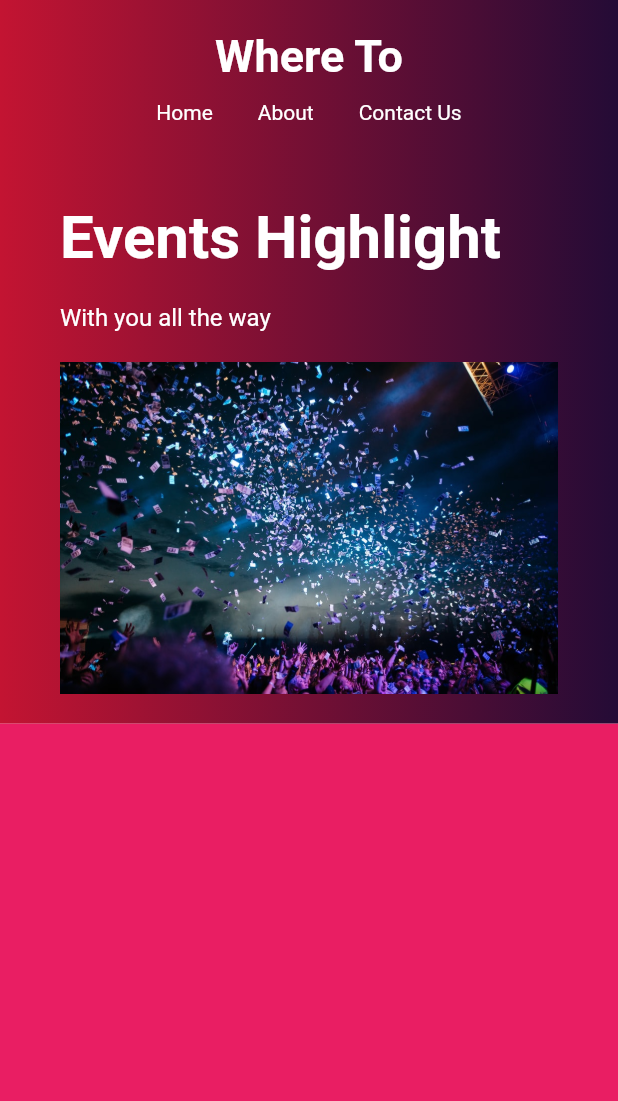
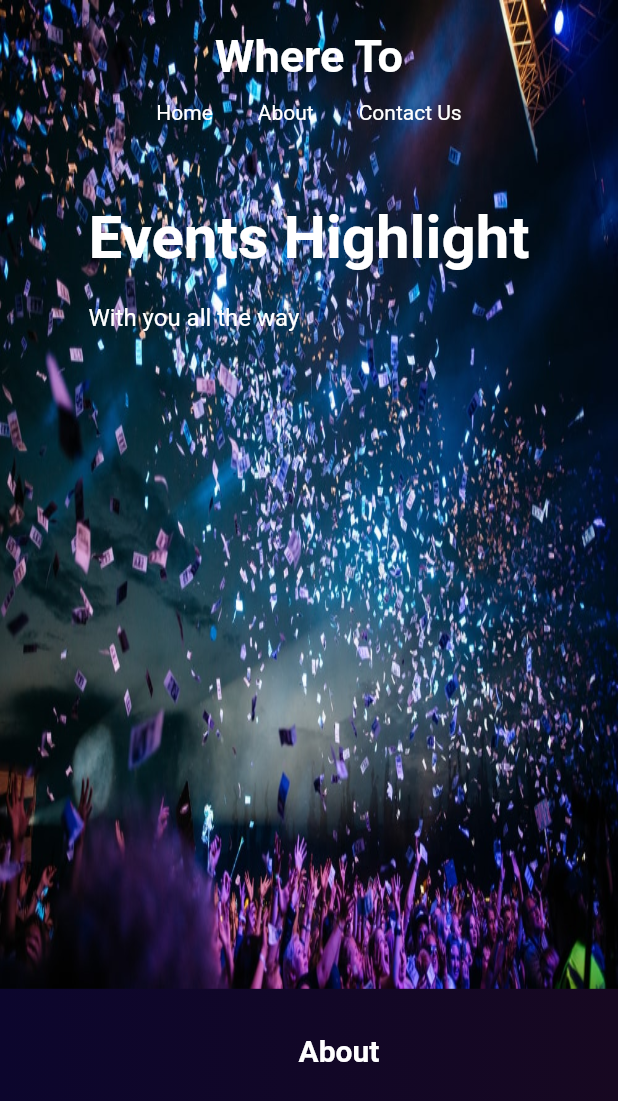
Before and after one commit to Anthony-10/where_to, a Flutter app: the screen it shows after launch, on a phone screen of 412 x 824 dp. Shown: the top 1101 px of the screen. Run offline on Flutter 3.47's test engine with Material 2 defaults, Android fonts, the phone set to English and light mode, and no system bars.

Commit message:
1.updated landing_page.dart, main.dart, nav_bar.dart 2. Added about_page.dart, contactUs_page.dart, home_page.dart

```diff
--- /dev/null
+++ b/lib/about_page/about_page.dart
@@ -0,0 +1,40 @@
+import 'package:flutter/material.dart';
+
+class AboutPage extends StatefulWidget {
+  const AboutPage({Key? key}) : super(key: key);
+
+  @override
+  _AboutPageState createState() => _AboutPageState();
+}
+
+class _AboutPageState extends State<AboutPage> {
+  @override
+  Widget build(BuildContext context) {
+    return Container(
+      height: MediaQuery.of(context).size.height,
+      width: MediaQuery.of(context).size.width,
+      decoration: BoxDecoration(
+          gradient: LinearGradient(
+              begin: Alignment.centerLeft,
+              end: Alignment.centerRight,
+              colors: [
+            Color.fromRGBO(12, 6, 45, 1.0),
+            Color.fromRGBO(23, 8, 33, 1.0)
+          ])),
+      child: Column(
+        children: [
+          Padding(
+            padding: const EdgeInsets.only(left: 40, top: 30, bottom: 30),
+            child: Text(
+              'About',
+              style: TextStyle(
+                  fontWeight: FontWeight.bold,
+                  color: Colors.white,
+                  fontSize: 20),
+            ),
+          ),
+        ],
+      ),
+    );
+  }
+}
--- /dev/null
+++ b/lib/contactUs_page/contactUs_page.dart
@@ -0,0 +1,34 @@
+import 'package:flutter/material.dart';
+
+class ContactUsPage extends StatefulWidget {
+  const ContactUsPage({Key? key}) : super(key: key);
+
+  @override
+  _ContactUsPageState createState() => _ContactUsPageState();
+}
+
+class _ContactUsPageState extends State<ContactUsPage> {
+  @override
+  Widget build(BuildContext context) {
+    return Container(
+      height: MediaQuery.of(context).size.height * 0.8,
+      width: MediaQuery.of(context).size.width,
+      decoration: BoxDecoration(
+          gradient: LinearGradient(
+              begin: Alignment.centerLeft,
+              end: Alignment.centerRight,
+              colors: [
+            Color.fromRGBO(12, 6, 45, 1.0),
+            Color.fromRGBO(222, 183, 239, 1.0)
+          ])),
+      child: Padding(
+        padding: const EdgeInsets.only(left: 40, top: 30),
+        child: Text(
+          'Contact Us',
+          style: TextStyle(
+              fontWeight: FontWeight.bold, color: Colors.white, fontSize: 20),
+        ),
+      ),
+    );
+  }
+}
--- /dev/null
+++ b/lib/home_page/home_page.dart
@@ -0,0 +1,37 @@
+import 'package:flutter/material.dart';
+
+import 'landing_page/landing_page.dart';
+import 'nav_bar/nav_bar.dart';
+
+class HomePage extends StatefulWidget {
+  const HomePage({Key? key}) : super(key: key);
+
+  @override
+  _HomePageState createState() => _HomePageState();
+}
+
+class _HomePageState extends State<HomePage> {
+  @override
+  Widget build(BuildContext context) {
+    return Container(
+      height: MediaQuery.of(context).size.height * 0.8,
+      decoration: BoxDecoration(
+          image: DecorationImage(
+        fit: BoxFit.fill,
+        image: AssetImage(
+          'assets/photo-1.jpg',
+        ),
+      )),
+      child: Column(
+        children: [
+          NavBar(),
+          Padding(
+            padding:
+                const EdgeInsets.symmetric(vertical: 20.0, horizontal: 40.0),
+            child: LandingPage(),
+          )
+        ],
+      ),
+    );
+  }
+}
--- a/lib/landing_page/landing_page.dart
+++ b/lib/home_page/landing_page/landing_page.dart
@@ -1,10 +1,9 @@
 import 'package:flutter/material.dart';
 
 class LandingPage extends StatelessWidget {
-  List<Widget> pageChildren(double width) {
+  List<Widget> pageChildren() {
     return <Widget>[
       Container(
-        width: width,
         child: Column(
           crossAxisAlignment: CrossAxisAlignment.start,
           children: [
@@ -25,10 +24,9 @@ class LandingPage extends StatelessWidget {
           ],
         ),
       ),
-      Image.asset(
+      /*Image.asset(
         'assets/photo-1.jpg',
-        width: width,
-      )
+      )*/
     ];
   }
 
@@ -38,9 +36,9 @@ class LandingPage extends StatelessWidget {
       if (constraints.maxWidth > 800) {
         return Row(
             mainAxisAlignment: MainAxisAlignment.center,
-            children: pageChildren(constraints.biggest.width / 2));
+            children: pageChildren());
       } else {
-        return Column(children: pageChildren(constraints.biggest.width));
+        return Column(children: pageChildren());
       }
     });
   }
--- a/lib/nav_bar/nav_bar.dart
+++ b/lib/home_page/nav_bar/nav_bar.dart
@@ -1,4 +1,3 @@
-import 'package:flutter/cupertino.dart';
 import 'package:flutter/material.dart';
 
 class NavBar extends StatelessWidget {
--- a/lib/main.dart
+++ b/lib/main.dart
@@ -1,7 +1,7 @@
 import 'package:flutter/material.dart';
-import 'package:where_to/nav_bar/nav_bar.dart';
-
-import 'landing_page/landing_page.dart';
+import 'package:where_to/about_page/about_page.dart';
+import 'contactUs_page/contactUs_page.dart';
+import 'home_page/home_page.dart';
 
 void main() {
   runApp(MyApp());
@@ -12,56 +12,23 @@ class MyApp extends StatelessWidget {
   @override
   Widget build(BuildContext context) {
     return MaterialApp(
-      title: 'Flutter Demo',
       theme: ThemeData(
         primarySwatch: Colors.blue,
       ),
-      home: MyHomePage(),
+      home: MainPage(),
     );
   }
 }
 
-class MyHomePage extends StatefulWidget {
-  const MyHomePage({Key? key}) : super(key: key);
+class MainPage extends StatelessWidget {
+  const MainPage({Key? key}) : super(key: key);
 
-  @override
-  _MyHomePageState createState() => _MyHomePageState();
-}
-
-class _MyHomePageState extends State<MyHomePage> {
   @override
   Widget build(BuildContext context) {
     return Scaffold(
       body: SingleChildScrollView(
         child: Column(
-          children: [
-            Container(
-              decoration: BoxDecoration(
-                  gradient: LinearGradient(
-                      begin: Alignment.centerLeft,
-                      end: Alignment.centerRight,
-                      colors: [
-                    Color.fromRGBO(195, 20, 50, 1.0),
-                    Color.fromRGBO(36, 11, 54, 1.0)
-                  ])),
-              child: SingleChildScrollView(
-                child: Column(
-                  children: [
-                    NavBar(),
-                    Padding(
-                      padding: const EdgeInsets.symmetric(
-                          vertical: 20.0, horizontal: 40.0),
-                      child: LandingPage(),
-                    )
-                  ],
-                ),
-              ),
-            ),
-            Container(
-              height: 500,
-              color: Colors.pink,
-            )
-          ],
+          children: [HomePage(), AboutPage(), ContactUsPage()],
         ),
       ),
     );
```
